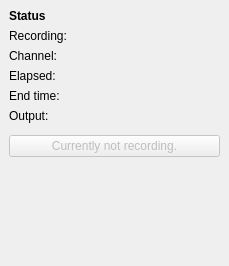
First picture: the form in src/ui/recorder/RecorderInfoWidget.ui, repository ntadej/tano, before the edit.
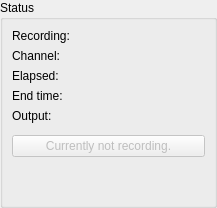
Second picture: the form after the edit. Icons and pictures are not drawn. Custom widgets are drawn as their Qt base class.

Commit message: Main window GUI optimizations

Diff of the .ui file:
```diff
--- a/src/ui/recorder/RecorderInfoWidget.ui
+++ b/src/ui/recorder/RecorderInfoWidget.ui
@@ -6,8 +6,8 @@
    <rect>
     <x>0</x>
     <y>0</y>
-    <width>229</width>
-    <height>266</height>
+    <width>217</width>
+    <height>208</height>
    </rect>
   </property>
   <property name="windowIcon">
@@ -18,35 +18,17 @@
    <number>0</number>
   </property>
   <widget class="QWidget" name="pageMain">
-   <layout class="QGridLayout" name="gridLayout_2">
-    <item row="9" column="0" colspan="2">
-     <widget class="QPushButton" name="buttonRecordStop">
-      <property name="enabled">
-       <bool>false</bool>
-      </property>
-      <property name="text">
-       <string>Currently not recording.</string>
+   <layout class="QVBoxLayout" name="verticalLayout_3">
+    <property name="margin">
+     <number>0</number>
+    </property>
+    <item>
+     <widget class="QGroupBox" name="groupMain">
+      <property name="title">
+       <string>Status</string>
       </property>
-      <property name="icon">
-       <iconset resource="../../../data/icons.qrc">
-        <normaloff>:/icons/24x24/media-playback-stop.png</normaloff>:/icons/24x24/media-playback-stop.png</iconset>
-      </property>
-      <property name="iconSize">
-       <size>
-        <width>24</width>
-        <height>24</height>
-       </size>
-      </property>
-     </widget>
-    </item>
-    <item row="0" column="0" colspan="2">
-     <widget class="QLabel" name="labelStatus">
-      <property name="text">
-       <string>&lt;b&gt;Status&lt;/b&gt;</string>
-      </property>
-     </widget>
-    </item>
-    <item row="1" column="0">
+      <layout class="QGridLayout" name="gridLayout_3">
+       <item row="0" column="0">
      <widget class="QLabel" name="labelCurrent">
       <property name="sizePolicy">
        <sizepolicy hsizetype="Maximum" vsizetype="Preferred">
@@ -59,7 +41,34 @@
       </property>
      </widget>
     </item>
-    <item row="3" column="0">
+       <item row="0" column="1">
+        <widget class="QLabel" name="valueCurrent">
+         <property name="text">
+          <string/>
+         </property>
+        </widget>
+       </item>
+       <item row="1" column="0">
+        <widget class="QLabel" name="labelChannel">
+         <property name="sizePolicy">
+          <sizepolicy hsizetype="Maximum" vsizetype="Preferred">
+           <horstretch>0</horstretch>
+           <verstretch>0</verstretch>
+          </sizepolicy>
+         </property>
+         <property name="text">
+          <string>Channel:</string>
+         </property>
+        </widget>
+       </item>
+       <item row="1" column="1">
+        <widget class="QLabel" name="valueChannel">
+         <property name="text">
+          <string/>
+         </property>
+        </widget>
+       </item>
+       <item row="2" column="0">
      <widget class="QLabel" name="labelTime">
       <property name="sizePolicy">
        <sizepolicy hsizetype="Maximum" vsizetype="Preferred">
@@ -72,7 +81,14 @@
       </property>
      </widget>
     </item>
-    <item row="4" column="0">
+       <item row="2" column="1">
+        <widget class="QLabel" name="valueTime">
+         <property name="text">
+          <string/>
+         </property>
+        </widget>
+       </item>
+       <item row="3" column="0">
      <widget class="QLabel" name="labelEndTime">
       <property name="sizePolicy">
        <sizepolicy hsizetype="Maximum" vsizetype="Preferred">
@@ -85,58 +101,38 @@
       </property>
      </widget>
     </item>
-    <item row="5" column="0" colspan="2">
+       <item row="3" column="1">
+        <widget class="QLabel" name="valueEndTime">
+         <property name="text">
+          <string/>
+         </property>
+        </widget>
+       </item>
+       <item row="4" column="0" colspan="2">
      <widget class="QLabel" name="labelFile">
       <property name="text">
        <string>Output:</string>
       </property>
      </widget>
     </item>
-    <item row="1" column="1">
-     <widget class="QLabel" name="valueCurrent">
-      <property name="text">
-       <string/>
-      </property>
-     </widget>
-    </item>
-    <item row="3" column="1">
-     <widget class="QLabel" name="valueTime">
-      <property name="text">
-       <string/>
-      </property>
-     </widget>
-    </item>
-    <item row="4" column="1">
-     <widget class="QLabel" name="valueEndTime">
-      <property name="text">
-       <string/>
-      </property>
-     </widget>
-    </item>
-    <item row="8" column="0" colspan="2">
+       <item row="5" column="0" colspan="2">
      <widget class="ScrollingWidget" name="valueFile" native="true"/>
     </item>
-    <item row="2" column="0">
-     <widget class="QLabel" name="labelChannel">
-      <property name="sizePolicy">
-       <sizepolicy hsizetype="Maximum" vsizetype="Preferred">
-        <horstretch>0</horstretch>
-        <verstretch>0</verstretch>
-       </sizepolicy>
+       <item row="6" column="0" colspan="2">
+        <widget class="QPushButton" name="buttonRecordStop">
+         <property name="enabled">
+          <bool>false</bool>
       </property>
       <property name="text">
-       <string>Channel:</string>
-      </property>
-     </widget>
-    </item>
-    <item row="2" column="1">
-     <widget class="QLabel" name="valueChannel">
-      <property name="text">
-       <string/>
+          <string>Currently not recording.</string>
+         </property>
+         <property name="icon">
+          <iconset resource="../../../data/icons.qrc">
+           <normaloff>:/icons/16x16/media-playback-stop.png</normaloff>:/icons/16x16/media-playback-stop.png</iconset>
       </property>
      </widget>
     </item>
-    <item row="10" column="0" colspan="2">
+       <item row="7" column="0" colspan="2">
      <spacer name="verticalSpacer">
       <property name="orientation">
        <enum>Qt::Vertical</enum>
@@ -151,6 +147,9 @@
     </item>
    </layout>
   </widget>
+    </item>
+   </layout>
+  </widget>
   <widget class="QWidget" name="pageRecording">
    <layout class="QGridLayout" name="gridLayout">
     <item row="0" column="0" colspan="2">
```
Left out of the diff: 129 changed lines with no effect on the pictures. Lines whose indentation alone changed are shown as unchanged. The commit also changes 33 other files.
